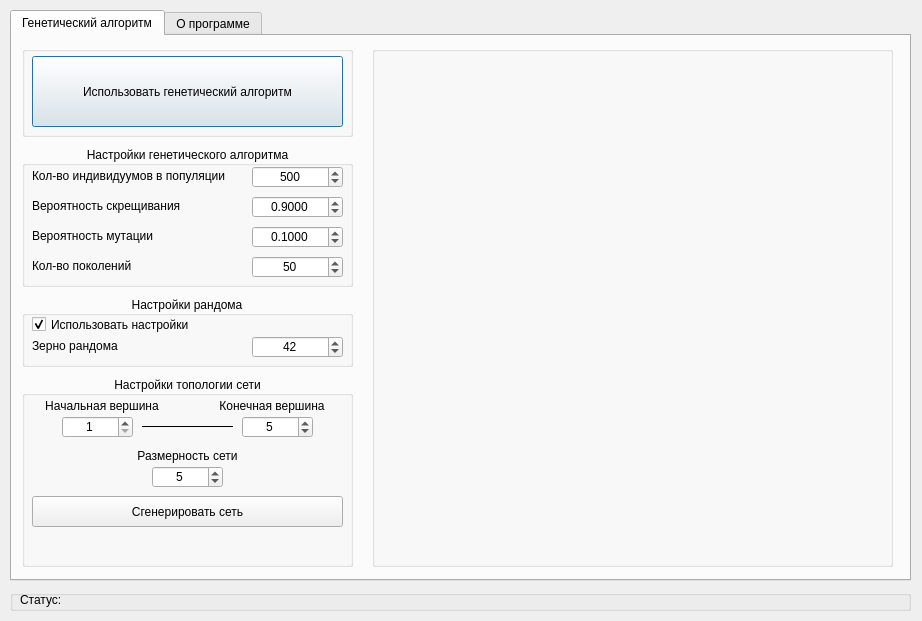
Old version of the form L1/GUI.ui in the repository BouRHooD/mpu_224-322_intelligent_systems_design.
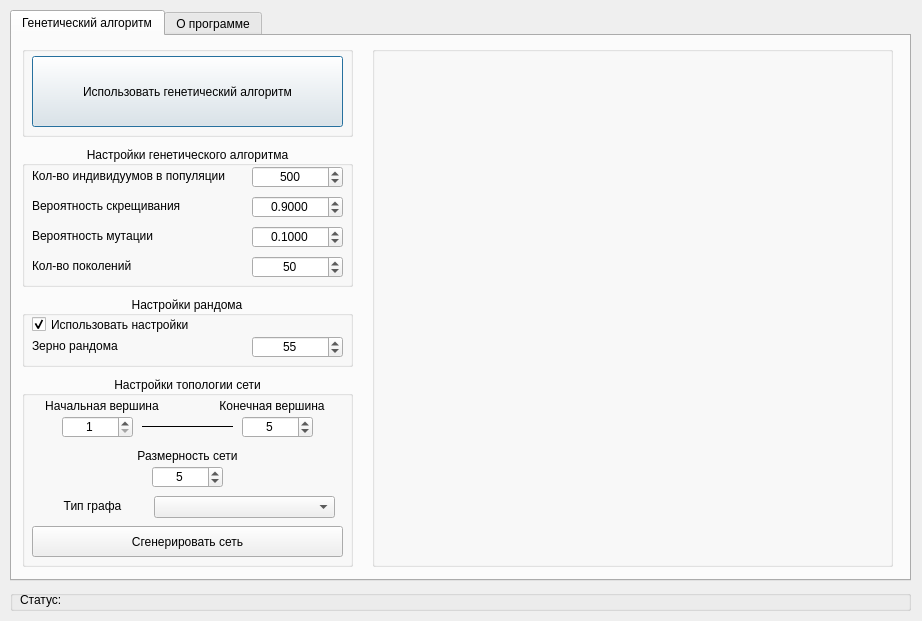
New version of the form. The open tabs and pages were chosen to show the change.

The edit to the form file:
```diff
--- a/L1/GUI.ui
+++ b/L1/GUI.ui
@@ -380,7 +380,7 @@
        <number>999999999</number>
       </property>
       <property name="value">
-       <number>42</number>
+       <number>55</number>
       </property>
      </widget>
     </widget>
@@ -533,7 +533,7 @@
       <property name="geometry">
        <rect>
         <x>10</x>
-        <y>120</y>
+        <y>150</y>
         <width>311</width>
         <height>31</height>
        </rect>
@@ -542,6 +542,32 @@
        <string>Сгенерировать сеть</string>
       </property>
      </widget>
+     <widget class="QComboBox" name="TypeGraph_ComboBox">
+      <property name="geometry">
+       <rect>
+        <x>132</x>
+        <y>120</y>
+        <width>181</width>
+        <height>22</height>
+       </rect>
+      </property>
+     </widget>
+     <widget class="QLabel" name="MAX_GENERATIONS_Label_5">
+      <property name="geometry">
+       <rect>
+        <x>10</x>
+        <y>120</y>
+        <width>121</width>
+        <height>20</height>
+       </rect>
+      </property>
+      <property name="text">
+       <string>Тип графа</string>
+      </property>
+      <property name="alignment">
+       <set>Qt::AlignCenter</set>
+      </property>
+     </widget>
     </widget>
    </widget>
    <widget class="QWidget" name="tab">
```
Left out of the diff: 2 changed lines with no effect on the pictures.
